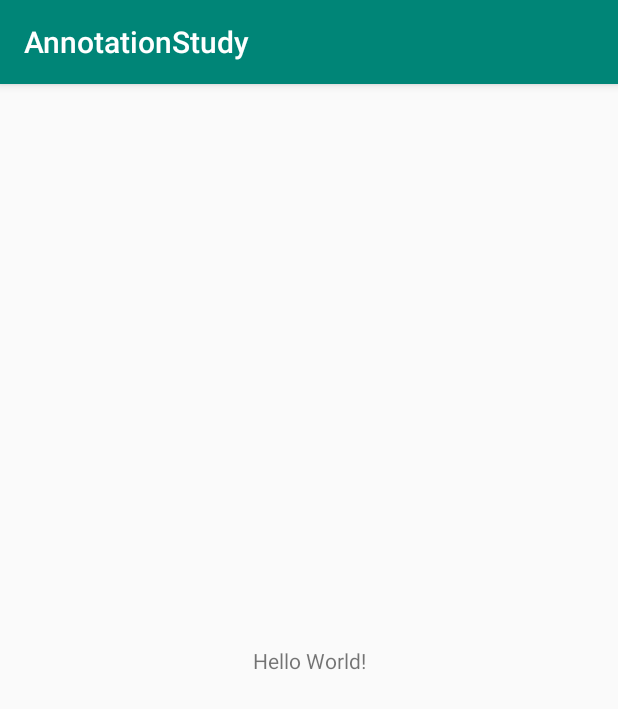
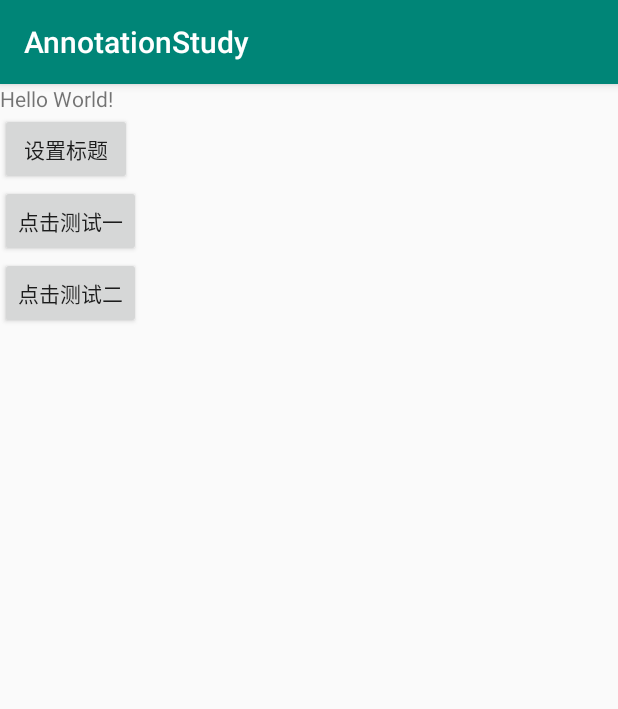
Before and after one commit to du-long/AnnotationDemo, an Android app: the screen it shows after launch (MainActivity), on a phone screen of 412 x 824 dp. Shown: the top 709 px of the screen. Run offline under Robolectric (Android 15) with nearby library versions, the phone set to English and light mode, and no system bars.

Commit message:
注解的定义以及使用

```diff
--- /dev/null
+++ b/app/src/main/java/top/itdl/annotation/BinderView.java
@@ -0,0 +1,59 @@
+package top.itdl.annotation;
+
+import android.app.Activity;
+import android.view.View;
+
+import java.lang.reflect.Field;
+import java.lang.reflect.InvocationTargetException;
+import java.lang.reflect.Method;
+
+public class BinderView {
+    public static void bind(final Activity activity) {
+        find(activity);
+        onClick(activity);
+    }
+
+    private static void find(Activity activity) {
+        Class<? extends Activity> aClass = activity.getClass();// 获取对应的 Class
+        Field[] fields = aClass.getDeclaredFields(); // 获取所有成员变量
+        for (Field field : fields) {
+            if (field.isAnnotationPresent(BindView.class)) { // 如果是被 BindView 注解修饰
+                int viewId = field.getAnnotation(BindView.class).value(); // 获取到注解修饰的View的ID
+                View view = activity.findViewById(viewId); // 查找View
+                field.setAccessible(true); // 暴力访问
+                try {
+                    field.set(activity, view); // 将View设置给对应的变量
+                } catch (IllegalAccessException e) {
+                    e.printStackTrace();
+                }
+            }
+        }
+    }
+
+    private static void onClick(final Activity activity) {
+        Class<? extends Activity> aClass = activity.getClass();
+        Method[] methods = aClass.getDeclaredMethods();
+        for (final Method method : methods) {
+            if (method.isAnnotationPresent(OnClick.class)) {
+                method.setAccessible(true);
+                OnClick annotation = method.getAnnotation(OnClick.class);
+                int[] value = annotation.value();
+                for (int i : value) {
+                    final View view = activity.findViewById(i);
+                    view.setOnClickListener(new View.OnClickListener() {
+                        @Override
+                        public void onClick(View v) {
+                            try {
+                                method.invoke(activity, view);
+                            } catch (IllegalAccessException e) {
+                                e.printStackTrace();
+                            } catch (InvocationTargetException e) {
+                                e.printStackTrace();
+                            }
+                        }
+                    });
+                }
+            }
+        }
+    }
+}
--- a/app/src/main/java/top/itdl/annotation/BindAddress.java
+++ b/app/src/main/java/top/itdl/annotation/OnClick.java
@@ -6,7 +6,7 @@ import java.lang.annotation.RetentionPolicy;
 import java.lang.annotation.Target;
 
 @Retention(RetentionPolicy.RUNTIME)
-@Target(ElementType.FIELD)
-public @interface BindAddress {
-    String value() default "127.0.0.0";
+@Target(ElementType.METHOD)
+public @interface OnClick {
+    public int[] value();
 }
--- a/app/src/main/res/layout/activity_main.xml
+++ b/app/src/main/res/layout/activity_main.xml
@@ -1,12 +1,14 @@
 <?xml version="1.0" encoding="utf-8"?>
-<android.support.constraint.ConstraintLayout xmlns:android="http://schemas.android.com/apk/res/android"
+<LinearLayout xmlns:android="http://schemas.android.com/apk/res/android"
     xmlns:app="http://schemas.android.com/apk/res-auto"
     xmlns:tools="http://schemas.android.com/tools"
     android:layout_width="match_parent"
     android:layout_height="match_parent"
+    android:orientation="vertical"
     tools:context=".MainActivity">
 
     <TextView
+        android:id="@+id/tv_title"
         android:layout_width="wrap_content"
         android:layout_height="wrap_content"
         android:text="Hello World!"
@@ -15,4 +17,21 @@
         app:layout_constraintRight_toRightOf="parent"
         app:layout_constraintTop_toTopOf="parent" />
 
-</android.support.constraint.ConstraintLayout>
+    <Button
+        android:id="@+id/btn_title"
+        android:layout_width="wrap_content"
+        android:layout_height="wrap_content"
+        android:text="设置标题" />
+
+    <Button
+        android:id="@+id/btn_test1"
+        android:layout_width="wrap_content"
+        android:layout_height="wrap_content"
+        android:text="点击测试一" />
+
+    <Button
+        android:id="@+id/btn_test2"
+        android:layout_width="wrap_content"
+        android:layout_height="wrap_content"
+        android:text="点击测试二" />
+</LinearLayout>
```
Also changed, not shown: app/src/main/java/top/itdl/annotation/BindPort.java (deleted, +0 -12 lines), app/src/main/java/top/itdl/annotation/BindView.java (added, +12 -0 lines), app/src/main/java/top/itdl/annotation/MainActivity.java (+23 -31 lines), app/src/main/java/top/itdl/annotation/TestClass.java (deleted, +0 -16 lines), 1 other file.
